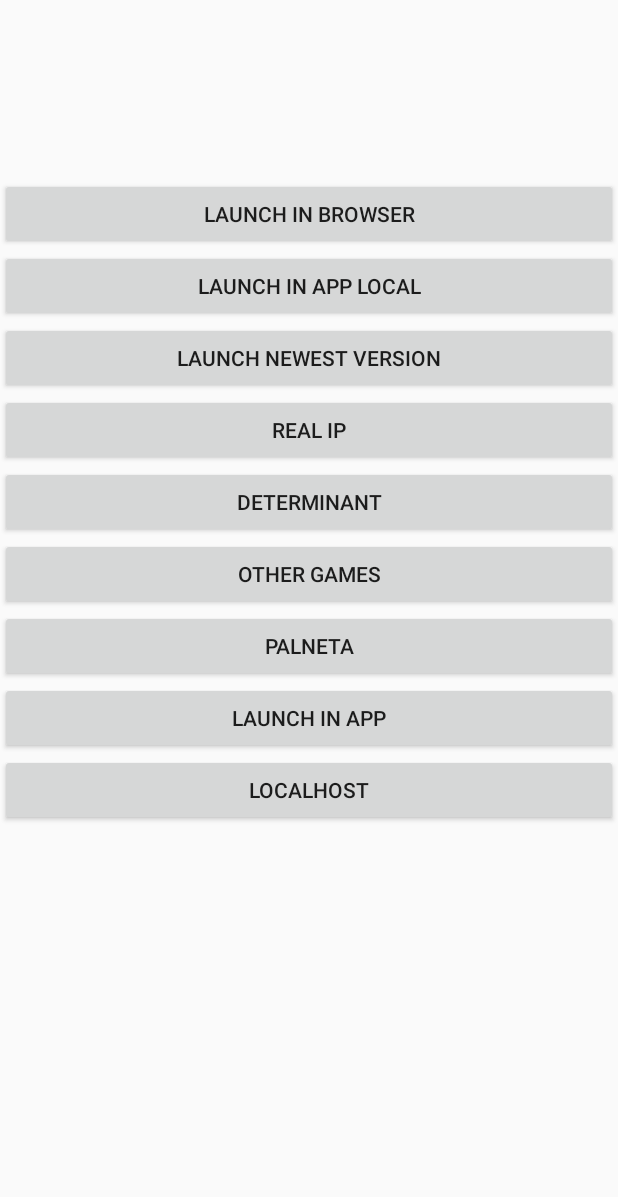
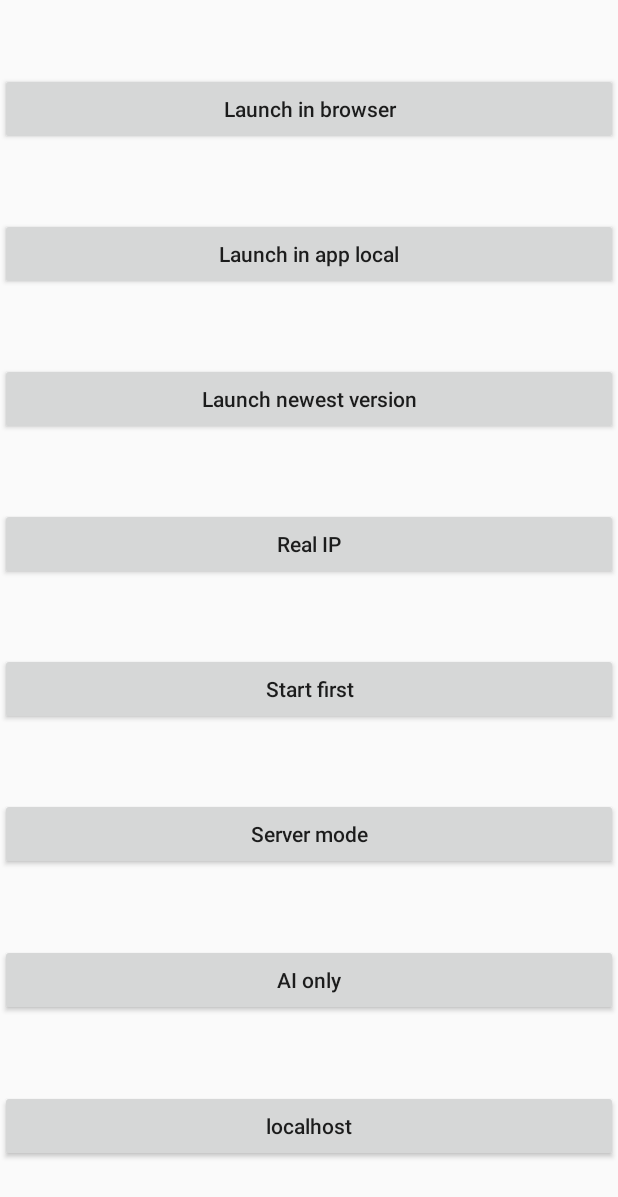
Before and after one commit to asavan/riverfight_android, an Android app: the layout main.xml on its own in the app's theme, with its tools: preview values and no code run, on a phone screen of 412 x 824 dp. Shown: the top 1197 px of the screen. Run offline under Robolectric (Android 15) with nearby library versions, the light colour scheme and no system bars.

Commit message:
delete unused buttons

```diff
--- a/app/build.gradle
+++ b/app/build.gradle
@@ -8,8 +8,8 @@ android {
         applicationId "xyz.atenalp.riverfight.android"
         minSdkVersion 21
         targetSdkVersion 29
-        versionCode 4
-        versionName "1.3"
+        versionCode 6
+        versionName "1.5"
 
         testInstrumentationRunner "androidx.test.runner.AndroidJUnitRunner"
     }
@@ -35,7 +35,7 @@ dependencies {
     implementation 'androidx.appcompat:appcompat:1.1.0'
     implementation 'org.nanohttpd:nanohttpd:2.3.1'
     implementation 'org.nanohttpd:nanohttpd-websocket:2.3.1'
-    implementation 'com.google.androidbrowserhelper:androidbrowserhelper:1.3.1'
+    implementation 'com.google.androidbrowserhelper:androidbrowserhelper:1.3.2'
     testImplementation 'junit:junit:4.12'
     androidTestImplementation 'androidx.test.ext:junit:1.1.1'
     androidTestImplementation 'androidx.test.espresso:espresso-core:3.2.0'
--- a/app/src/main/res/layout/main.xml
+++ b/app/src/main/res/layout/main.xml
@@ -4,26 +4,23 @@
     android:layout_width="fill_parent"
     android:layout_height="fill_parent"
     >
-    <TextView
-        android:id="@+id/ipaddr"
-        android:textIsSelectable="true"
-        android:layout_width="fill_parent"
-        android:layout_height="wrap_content"
-        android:paddingBottom="40dp"
-        />
-    <TextView
-        android:id="@+id/ipaddr2"
-        android:textIsSelectable="true"
-        android:layout_width="fill_parent"
-        android:layout_height="wrap_content"
-        android:paddingBottom="40dp"
-        />
+
+    <Space
+        android:layout_width="0dp"
+        android:layout_height="0dp"
+        android:layout_weight="1" >
+    </Space>
 
     <Button
         android:id="@+id/button1"
         android:layout_width="match_parent"
         android:layout_height="wrap_content"
         android:text="@string/launch" />
+    <Space
+        android:layout_width="0dp"
+        android:layout_height="0dp"
+        android:layout_weight="1" >
+    </Space>
 
     <Button
         android:id="@+id/button2"
@@ -31,50 +28,81 @@
         android:layout_height="wrap_content"
         android:text="@string/launch_twa_local" />
 
+    <Space
+        android:layout_width="0dp"
+        android:layout_height="0dp"
+        android:layout_weight="1" >
+    </Space>
+
+
     <Button
         android:id="@+id/button3"
         android:layout_width="match_parent"
         android:layout_height="wrap_content"
         android:text="@string/launch_twa_atenalp" />
+    <Space
+        android:layout_width="0dp"
+        android:layout_height="0dp"
+        android:layout_weight="1" >
+    </Space>
+
 
     <Button
         android:id="@+id/button4"
         android:layout_width="match_parent"
         android:layout_height="wrap_content"
         android:text="@string/launch_real_ip" />
+    <Space
+        android:layout_width="0dp"
+        android:layout_height="0dp"
+        android:layout_weight="1" >
+    </Space>
 
 
     <Button
         android:id="@+id/button5"
         android:layout_width="match_parent"
         android:layout_height="wrap_content"
-        android:text="@string/launch_determinant" />
+        android:text="@string/launch_first" />
+    <Space
+        android:layout_width="0dp"
+        android:layout_height="0dp"
+        android:layout_weight="1" >
+    </Space>
 
 
     <Button
         android:id="@+id/button6"
         android:layout_width="match_parent"
         android:layout_height="wrap_content"
-        android:text="@string/other_games" />
+        android:text="@string/server_mode" />
+    <Space
+        android:layout_width="0dp"
+        android:layout_height="0dp"
+        android:layout_weight="1" >
+    </Space>
 
 
     <Button
         android:id="@+id/button7"
         android:layout_width="match_parent"
         android:layout_height="wrap_content"
-        android:text="@string/palneta" />
-
-
-    <Button
-        android:id="@+id/button8"
-        android:layout_width="match_parent"
-        android:layout_height="wrap_content"
-        android:text="@string/launch_twa" />
+        android:text="@string/ai" />
+    <Space
+        android:layout_width="0dp"
+        android:layout_height="0dp"
+        android:layout_weight="1" >
+    </Space>
 
     <Button
         android:id="@+id/button9"
         android:layout_width="match_parent"
         android:layout_height="wrap_content"
         android:text="@string/launch_localhost" />
+    <Space
+        android:layout_width="0dp"
+        android:layout_height="0dp"
+        android:layout_weight="1" >
+    </Space>
 
 </LinearLayout>
--- a/app/src/main/res/values/strings.xml
+++ b/app/src/main/res/values/strings.xml
@@ -1,9 +1,7 @@
 <resources>
     <string name="app_name">River fight</string>
     <string name="launch">Launch in browser</string>
-    <string name="launch_twa">Launch in app</string>
     <string name="launch_twa_atenalp">Launch newest version</string>
-    <string name="please">Please access %1$s!</string>
     <string name="asset_statements" translatable="false">
     [{
         \"relation\": [\"delegate_permission/common.handle_all_urls\"],
@@ -25,10 +23,10 @@
     }
         ]
     </string>
-    <string name="launch_determinant">Determinant</string>
-    <string name="other_games">Other games</string>
-    <string name="palneta">palneta</string>
+    <string name="launch_first">Start first</string>
+    <string name="server_mode">Server mode</string>
     <string name="launch_localhost">localhost</string>
     <string name="launch_real_ip">Real IP</string>
     <string name="launch_twa_local">Launch in app local</string>
+    <string name="ai">AI only</string>
 </resources>
--- a/app/src/main/res/values/styles.xml
+++ b/app/src/main/res/values/styles.xml
@@ -6,6 +6,7 @@
         <item name="colorPrimary">@color/colorPrimary</item>
         <item name="colorPrimaryDark">@color/colorPrimaryDark</item>
         <item name="colorAccent">@color/colorAccent</item>
+        <item name="android:textAllCaps">false</item>
     </style>
 
 </resources>
```
Also changed, not shown: app/src/main/java/xyz/atenalp/riverfight/android/AndroidWebServerActivity.java (+81 -42 lines), 7 other files.
